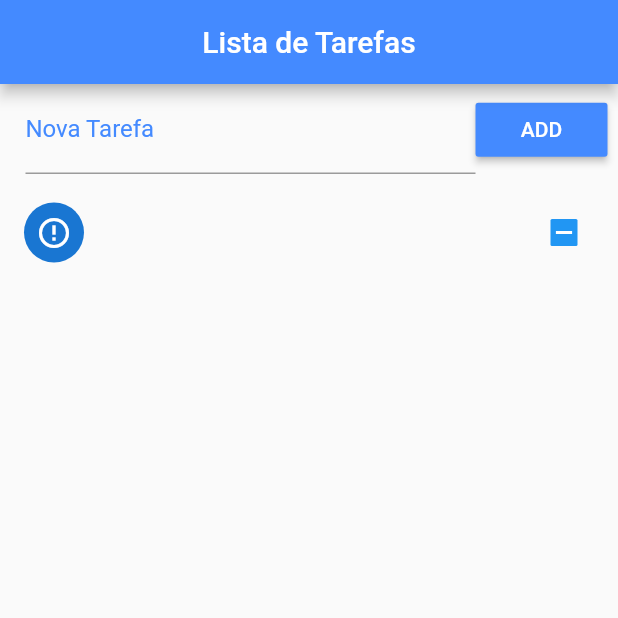
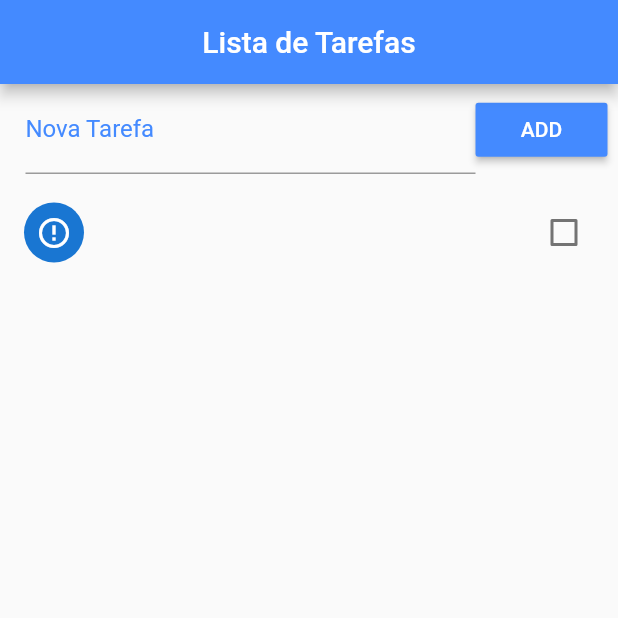
Before and after one commit to ViniciusMorais10/Lista_tarefas, a Flutter app: the screen it shows after launch, after a tap on "ADD", on a phone screen of 412 x 824 dp, the top half of it. Run offline on Flutter 3.47's test engine with Material 2 defaults, Android fonts, the phone set to English and light mode, and no system bars.

Commit message:
Alteração revertida

```diff
--- a/lib/main.dart
+++ b/lib/main.dart
@@ -80,7 +80,7 @@ class _HomeState extends State<Home> {
                 itemBuilder: (context, index){
                   return CheckboxListTile(
                     title: Text(_toDoList[index]["title"]),
-                    value: _toDoList[index]["OK"],
+                    value: _toDoList[index]["ok"],
                     secondary: CircleAvatar(
                       child: Icon(_toDoList[index]["ok"]
                           ? Icons.check
```
